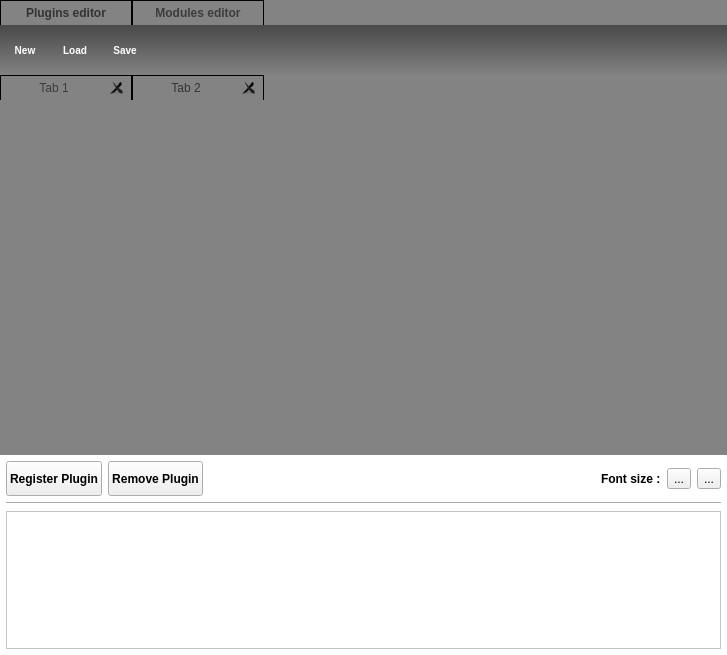
This is plugins/perspective/GraphPerspective/designer/PythonPluginsIDE.ui in Tulip-Dev/tulip as Qt 5 draws it before an edit. The edited form follows.
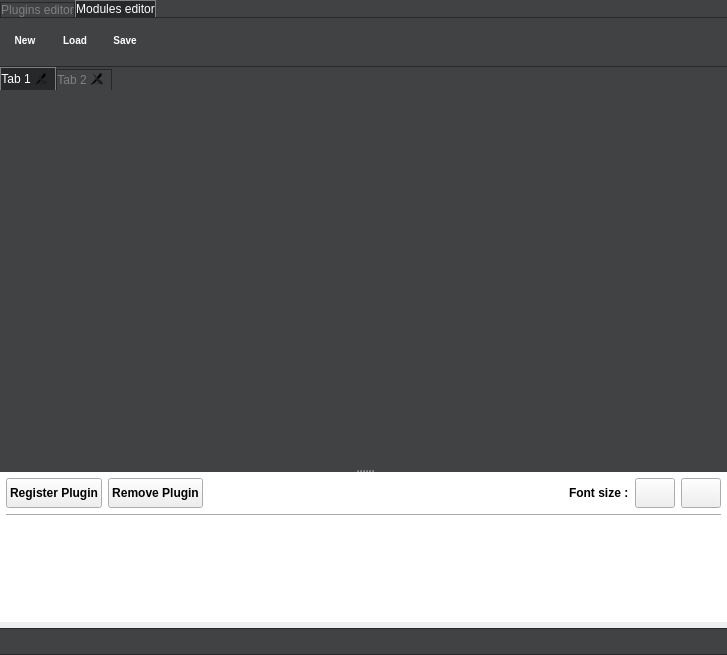
This is the edited form. The open tabs and pages were chosen to show the change. Icons and pictures are not drawn. Custom widgets are drawn as their Qt base class.

Commit message: redesign Python related widgets in a flat way for a better integration in the revamped Tulip GUI

What changed in the file:
```diff
--- a/plugins/perspective/GraphPerspective/designer/PythonPluginsIDE.ui
+++ b/plugins/perspective/GraphPerspective/designer/PythonPluginsIDE.ui
@@ -23,35 +23,71 @@
    <bool>false</bool>
   </property>
   <property name="styleSheet">
-   <string notr="true">QTabWidget:pane {
-border: 0px; 
+   <string notr="true">QTabWidget {
+  background-color: #404244;
+}
+
+QTabWidget::pane {
+  background-color: #404244;
+  border: 1px solid #262829;
+  border-left: 0px;
+  border-right: 0px;
 }
 
 QTabBar::tab {
-   color: #333;
-border: 1px solid #000;
-/*border-top-left-radius: 11px;
-border-top-right-radius: 11px;*/
-border-bottom: none;
-padding: 5px;
-background: qradialgradient(cx: 0.3, cy: -0.4,
-fx: 0.3, fy: -0.4,
-radius: 1.35, stop: 0 #fff, stop: 1 #888);
-min-width:120px;
-height:14px;
-font:bold;
+  border-image:none;
+  border-bottom: 0px;
+  border-top-left-radius: 4px;
+  border-top-right-radius: 4px;
+  min-width: 15ex;
+  padding-bottom: 3px;
+  margin-top: 1px;
+  margin-left: 2px;
+  font: bold;
 }
 
-QTabBar::tab:hover {
-    background: qradialgradient(cx: 0.3, cy: -0.4,
-fx: 0.3, fy: -0.4,
-radius: 1.35, stop: 0 #fff, stop: 1 #bbb);
+QTabBar::tab:!selected {
+  margin-top: 2px;
+  border: 1px solid #262829;
+  border-bottom: 0px;
+  background-color: #404244;
+  color: gray;
+}
+
+QTabBar::tab:!selected:hover {
+  background-color: #565656;
 }
 
 QTabBar::tab:selected {
-    background-color: qlineargradient(x1: 0, y1: 0, x2: 0, y2: 1,
-    stop: 0 #EFEFEF, stop: 1 #EEEEEE);
-    color: #3c3c3c;
+  background-color: #262829;
+  border: 1px solid gray;
+  border-bottom: 0px;
+  color: white;
+}
+
+QTabBar::tab:selected:hover {
+  background-color: #565656;
+}
+
+QTabBar::close-button:selected  {
+    image: url(:/tulip/gui/icons/close-selected.svg);
+    background: transparent;
+}
+
+QTabBar::close-button  {
+    image: url(:/tulip/gui/icons/close-unselected.svg);
+    background: transparent;
+}
+
+QTabBar::close-button:hover
+{
+    image: url(:/tulip/gui/icons/close-hover.svg);
+    background: transparent;
+}
+
+QTabBar::close-button:pressed {
+    image: url(:/tulip/gui/icons/close-pressed.svg);
+    background: transparent;
 }
 </string>
   </property>
@@ -72,7 +108,7 @@
     <widget class="QSplitter" name="splitter">
      <property name="styleSheet">
       <string notr="true">QSplitter, QFrame {
-    background-color:#838383;
+    background-color:#404244;
 }
 </string>
      </property>
@@ -80,7 +116,7 @@
       <enum>Qt::Vertical</enum>
      </property>
      <property name="handleWidth">
-      <number>1</number>
+      <number>3</number>
      </property>
      <widget class="PythonTabWidget" name="tabWidget">
       <property name="sizePolicy">
@@ -98,6 +134,7 @@
       <property name="styleSheet">
        <string notr="true">QTabWidget::pane { 
      border-top: none;
+     border-bottom: none;
  }
 
 
@@ -387,7 +424,7 @@
       <widget class="QWidget" name="tab_2">
        <property name="styleSheet">
         <string notr="true">#tab_2 {
-background-color:#838383;
+background-color:#404244;
 }</string>
        </property>
        <attribute name="title">
@@ -425,11 +462,11 @@
           </property>
           <property name="styleSheet">
            <string notr="true">#modulesToolBarWidget {
-	border-top: black;
-	border-bottom: black;
+	border-top: 1px solid #262829;
+	border-bottom: 1px solid #262829;
 	border-right: black;
 	border-left: black;
-	background-color: qlineargradient(spread:pad, x1:0, y1:0, x2:0, y2:1, stop:0 rgba(73, 73, 73, 255), stop:1 rgba(130, 130, 130, 255));
+	background-color: #404244;
 }
 
 QToolButton {
@@ -442,6 +479,7 @@
 	font: bold 10px;
 	height:20px;
     background-color: rgba(0,0,0,0);
+    padding-bottom: 5px;
 }
 
 QToolButton:hover {
@@ -463,12 +501,9 @@
 
 QToolButton:checked, QToolButton:checked:pressed, QToolButton:pressed {
 	border-image:none;
-	color: black;
-    background-color: qlineargradient(spread:pad, x1:0, y1:0, x2:1, y2:0, 
-    stop:0 rgba(198, 198, 198, 255), 
-    stop:1 rgba(255, 255, 255, 255));
-	border-top: 1px solid rgba(70,70,70);
-	border-bottom: 1px solid rgba(70,70,70);
+    background-color: #262829;
+	border-left: 1px solid rgba(70,70,70);
+	border-right: 1px solid rgba(70,70,70);
 }
 
 QPushButton::pressed {
@@ -478,59 +513,7 @@
 	border-bottom: 1px solid rgba(70,70,70);
 }
 
-QToolButton:pressed {
-	border-image:none;
-}
-
-QToolButton {
-	border-image:none;
-	border-top: 1px solid rgba(0,0,0,0);
-	border-bottom: 1px solid rgba(0,0,0,0);
-	border-left: 0px solid rgba(0,0,0,0);
-	border-right: 0px solid rgba(0,0,0,0);
-	color: white;
-	font: bold 10px;
-	height:20px;
-    background-color: rgba(0,0,0,0);
-}
-
-QToolButton:hover {
-	border-image:none;
-	background-color: qlineargradient(spread:pad, x1:0, y1:0, x2:1, y2:0, 
-    stop:0 rgba(93, 93, 93, 255), 
-    stop:1 rgba(150, 150, 150, 255));
-	border-top: 1px solid qlineargradient(x1: 0, y1: 0, x2: 1, y2: 0,
-	stop: 0.0 rgba(0,0,0,0),
-	stop: 0.4 rgba(170,170,170,255),
-	stop: 0.5 rgba(170,170,170,255),
-	stop: 1.0 rgba(0,0,0,0));
-	border-bottom: 1px solid qlineargradient(x1: 0, y1: 0, x2: 1, y2: 0,
-	stop: 0.0 rgba(0,0,0,0),
-	stop: 0.4 rgba(170,170,170,255),
-	stop: 0.5 rgba(170,170,170,255),
-	stop: 1.0 rgba(0,0,0,0));
-}
-
-QToolButton:checked, QToolButton:checked:pressed, QToolButton:pressed {
-	border-image:none;
-	color: black;
-    background-color: qlineargradient(spread:pad, x1:0, y1:0, x2:1, y2:0, 
-    stop:0 rgba(198, 198, 198, 255), 
-    stop:1 rgba(255, 255, 255, 255));
-	border-top: 1px solid rgba(70,70,70);
-	border-bottom: 1px solid rgba(70,70,70);
-}
-
-QPushButton::pressed {
-	border-image:none;
-	background-color: qlineargradient(spread:pad, x1:0, y1:0, x2:1, y2:0, stop:0 rgba(53, 53, 53, 255), stop:1 rgba(120, 120, 120, 255));
-	border-top: 1px solid rgba(70,70,70);
-	border-bottom: 1px solid rgba(70,70,70);
-}
-
-QToolButton:pressed {
-	border-image:none;
-}</string>
+</string>
           </property>
           <property name="frameShape">
            <enum>QFrame::StyledPanel</enum>
@@ -682,7 +665,7 @@
 font:normal;
 }
 #modulesTabWidget {
-background-color:#838383;
+background-color:#404244;
 }</string>
           </property>
           <property name="currentIndex">
@@ -722,13 +705,13 @@
       <property name="minimumSize">
        <size>
         <width>0</width>
-        <height>200</height>
+        <height>150</height>
        </size>
       </property>
       <property name="maximumSize">
        <size>
         <width>16777215</width>
-        <height>200</height>
+        <height>150</height>
        </size>
       </property>
       <property name="styleSheet">
@@ -743,6 +726,9 @@
        <enum>QFrame::Raised</enum>
       </property>
       <layout class="QVBoxLayout" name="verticalLayout_6">
+       <property name="spacing">
+        <number>6</number>
+       </property>
        <property name="leftMargin">
         <number>6</number>
        </property>
@@ -762,7 +748,13 @@
            <property name="minimumSize">
             <size>
              <width>0</width>
-             <height>35</height>
+             <height>30</height>
+            </size>
+           </property>
+           <property name="maximumSize">
+            <size>
+             <width>16777215</width>
+             <height>30</height>
             </size>
            </property>
            <property name="styleSheet">
@@ -778,7 +770,13 @@
            <property name="minimumSize">
             <size>
              <width>0</width>
-             <height>35</height>
+             <height>30</height>
+            </size>
+           </property>
+           <property name="maximumSize">
+            <size>
+             <width>16777215</width>
+             <height>30</height>
             </size>
            </property>
            <property name="styleSheet">
@@ -797,6 +795,18 @@
              <verstretch>0</verstretch>
             </sizepolicy>
            </property>
+           <property name="minimumSize">
+            <size>
+             <width>0</width>
+             <height>30</height>
+            </size>
+           </property>
+           <property name="maximumSize">
+            <size>
+             <width>16777215</width>
+             <height>30</height>
+            </size>
+           </property>
            <property name="text">
             <string/>
            </property>
@@ -804,6 +814,18 @@
          </item>
          <item>
           <widget class="QLabel" name="label_3">
+           <property name="minimumSize">
+            <size>
+             <width>0</width>
+             <height>30</height>
+            </size>
+           </property>
+           <property name="maximumSize">
+            <size>
+             <width>16777215</width>
+             <height>30</height>
+            </size>
+           </property>
            <property name="font">
             <font>
              <weight>75</weight>
@@ -816,24 +838,55 @@
           </widget>
          </item>
          <item>
-          <widget class="QToolButton" name="decreaseFontSizeButton">
+          <widget class="QPushButton" name="decreaseFontSizeButton">
+           <property name="minimumSize">
+            <size>
+             <width>0</width>
+             <height>30</height>
+            </size>
+           </property>
+           <property name="maximumSize">
+            <size>
+             <width>16777215</width>
+             <height>30</height>
+            </size>
+           </property>
            <property name="text">
-            <string>...</string>
+            <string/>
            </property>
-           <property name="icon">
-            <iconset resource="../../../view/PythonScriptView/PythonScriptViewResource.qrc">
-             <normaloff>:/icons/round_minus.png</normaloff>:/icons/round_minus.png</iconset>
+           <property name="iconSize">
+            <size>
+             <width>23</width>
+             <height>23</height>
+            </size>
+           </property>
+           <property name="flat">
+            <bool>false</bool>
            </property>
           </widget>
          </item>
          <item>
-          <widget class="QToolButton" name="increaseFontSizeButton">
+          <widget class="QPushButton" name="increaseFontSizeButton">
+           <property name="minimumSize">
+            <size>
+             <width>0</width>
+             <height>30</height>
+            </size>
+           </property>
+           <property name="maximumSize">
+            <size>
+             <width>16777215</width>
+             <height>30</height>
+            </size>
+           </property>
            <property name="text">
-            <string>...</string>
+            <string/>
            </property>
-           <property name="icon">
-            <iconset resource="../../../view/PythonScriptView/PythonScriptViewResource.qrc">
-             <normaloff>:/icons/round_plus.png</normaloff>:/icons/round_plus.png</iconset>
+           <property name="iconSize">
+            <size>
+             <width>23</width>
+             <height>23</height>
+            </size>
            </property>
           </widget>
          </item>
@@ -848,6 +901,15 @@
        </item>
        <item>
         <widget class="QTextBrowser" name="pluginsInfosWidget">
+         <property name="maximumSize">
+          <size>
+           <width>16777215</width>
+           <height>100</height>
+          </size>
+         </property>
+         <property name="styleSheet">
+          <string notr="true">border: 0px;</string>
+         </property>
          <property name="openLinks">
           <bool>false</bool>
          </property>
@@ -857,6 +919,35 @@
      </widget>
     </widget>
    </item>
+   <item>
+    <widget class="QFrame" name="frame">
+     <property name="minimumSize">
+      <size>
+       <width>0</width>
+       <height>27</height>
+      </size>
+     </property>
+     <property name="maximumSize">
+      <size>
+       <width>16777215</width>
+       <height>27</height>
+      </size>
+     </property>
+     <property name="styleSheet">
+      <string notr="true">QFrame {
+border-top: 1px solid #262829;
+border-bottom: 1px solid #262829;
+background-color: #404244;
+}</string>
+     </property>
+     <property name="frameShape">
+      <enum>QFrame::StyledPanel</enum>
+     </property>
+     <property name="frameShadow">
+      <enum>QFrame::Raised</enum>
+     </property>
+    </widget>
+   </item>
   </layout>
  </widget>
  <customwidgets>
```
Left out of the diff: 69 changed lines with no effect on the pictures. The commit also changes 4 other files.
